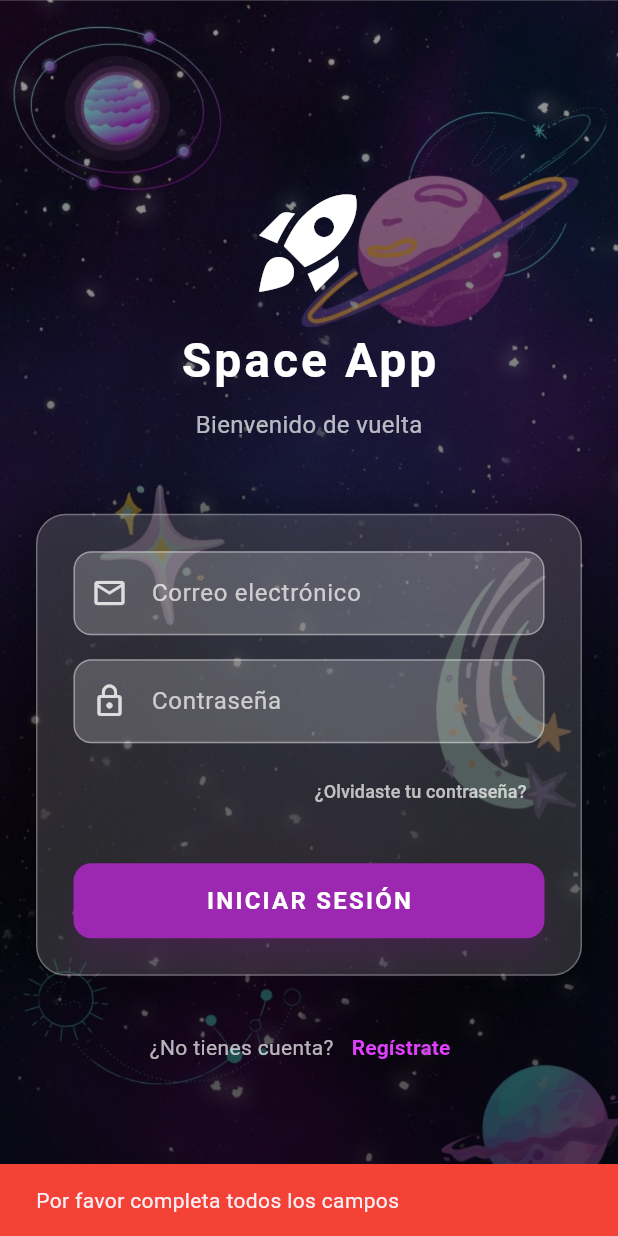
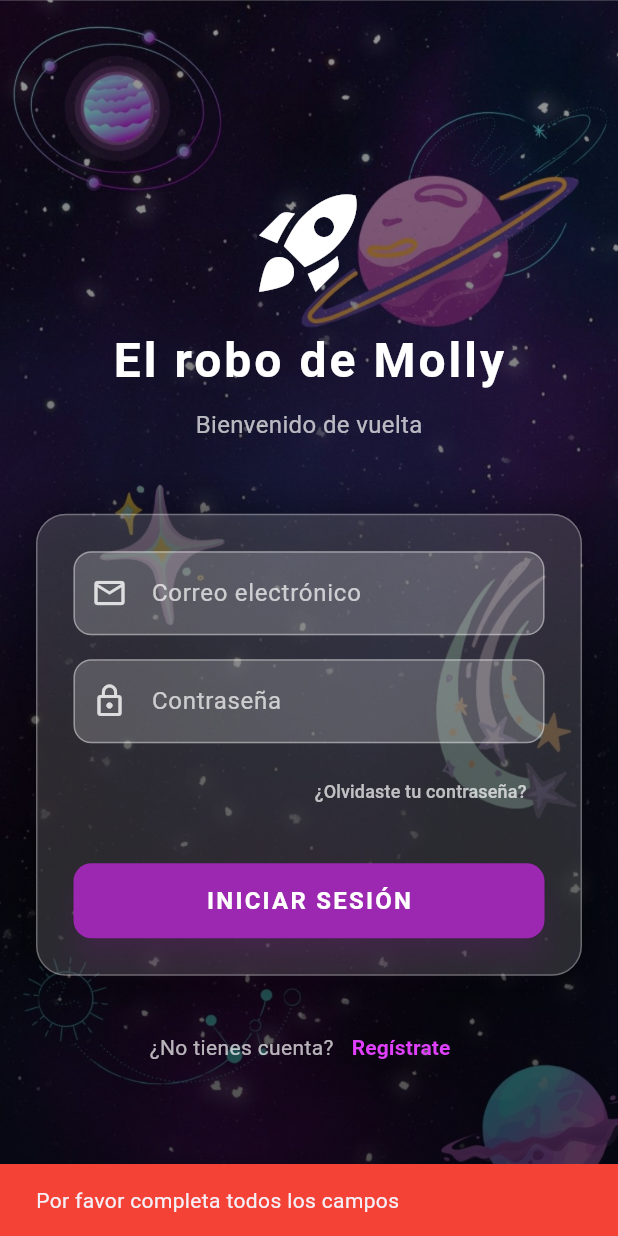
Before and after one commit to estebanMns/juego_movil, a Flutter app: the Login screen opened directly, after a tap on "INICIAR SESIÓN", on a phone screen of 412 x 824 dp. Run offline on Flutter 3.47's test engine with Material 3 defaults, Android fonts, the phone set to English and light mode, and no system bars; our stand-ins replace get.

Commit message:
diseño listo de login y register

```diff
--- a/juego_movil/lib/src/pages/Login.dart
+++ b/juego_movil/lib/src/pages/Login.dart
@@ -1,4 +1,6 @@
 import 'package:flutter/material.dart';
+import 'register.dart';
+import 'lobby.dart';
 
 class Login extends StatelessWidget {
   const Login({super.key});
@@ -52,7 +54,7 @@ class Login extends StatelessWidget {
                         ),
                         SizedBox(height: 16),
                         Text(
-                          'Space App',
+                          'El robo de Molly',
                           style: TextStyle(
                             fontSize: 32,
                             fontWeight: FontWeight.bold,
@@ -146,7 +148,7 @@ class Login extends StatelessWidget {
                             alignment: Alignment.centerRight,
                             child: TextButton(
                               onPressed: () {
-                                // Navegar a recuperar contraseña
+                                // TODO: Implementar recuperación de contraseña
                               },
                               child: const Text(
                                 '¿Olvidaste tu contraseña?',
@@ -164,7 +166,11 @@ class Login extends StatelessWidget {
                             height: 50,
                             child: ElevatedButton(
                               onPressed: () {
-                                _handleLogin(context, emailController.text, passwordController.text);
+                                _handleLogin(
+                                  context,
+                                  emailController.text,
+                                  passwordController.text,
+                                );
                               },
                               style: ElevatedButton.styleFrom(
                                 backgroundColor: const Color(0xFF9C27B0),
@@ -202,7 +208,11 @@ class Login extends StatelessWidget {
                         ),
                         TextButton(
                           onPressed: () {
-                            Navigator.pushNamed(context, '/register');
+                            // Navegación directa a Register
+                            Navigator.push(
+                              context,
+                              MaterialPageRoute(builder: (_) => const Register()),
+                            );
                           },
                           child: const Text(
                             'Regístrate',
@@ -227,6 +237,17 @@ class Login extends StatelessWidget {
   }
 
   void _handleLogin(BuildContext context, String email, String password) {
+    // ==========================================
+    // TODO: REEMPLAZAR CON TU BACKEND
+    // ==========================================
+    // Aquí iría la llamada a tu API de autenticación
+    // Ejemplo con Firebase Auth, Supabase, o tu propio backend
+
+    // Credenciales de prueba para desarrollo (ELIMINAR EN PRODUCCIÓN)
+    const String testEmail = 'test@test.com';
+    const String testPassword = '123456';
+
+    // Validación de campos vacíos
     if (email.isEmpty || password.isEmpty) {
       ScaffoldMessenger.of(context).showSnackBar(
         const SnackBar(
@@ -237,7 +258,25 @@ class Login extends StatelessWidget {
       return;
     }
 
-    // Ejemplo de navegación después del login exitoso
-    // Navigator.pushReplacementNamed(context, '/home');
+    // Verificación de credenciales (SOLO PARA PRUEBAS)
+    if (email == testEmail && password == testPassword) {
+      // Login exitoso - Navegar al lobby
+      Navigator.pushReplacement(
+        context,
+        MaterialPageRoute(builder: (_) => const Lobby()),
+      );
+    } else {
+      // Credenciales incorrectas
+      ScaffoldMessenger.of(context).showSnackBar(
+        const SnackBar(
+          content: Text('Email o contraseña incorrectos'),
+          backgroundColor: Colors.red,
+        ),
+      );
+    }
+
+    // ==========================================
+    // FIN DEL CÓDIGO DE PRUEBA
+    // ==========================================
   }
 }
```
Also changed, not shown: juego_movil/lib/src/pages/Register.dart (+28 -8 lines), juego_movil/lib/src/app.dart (line endings or trailing spaces), 1 other file.
